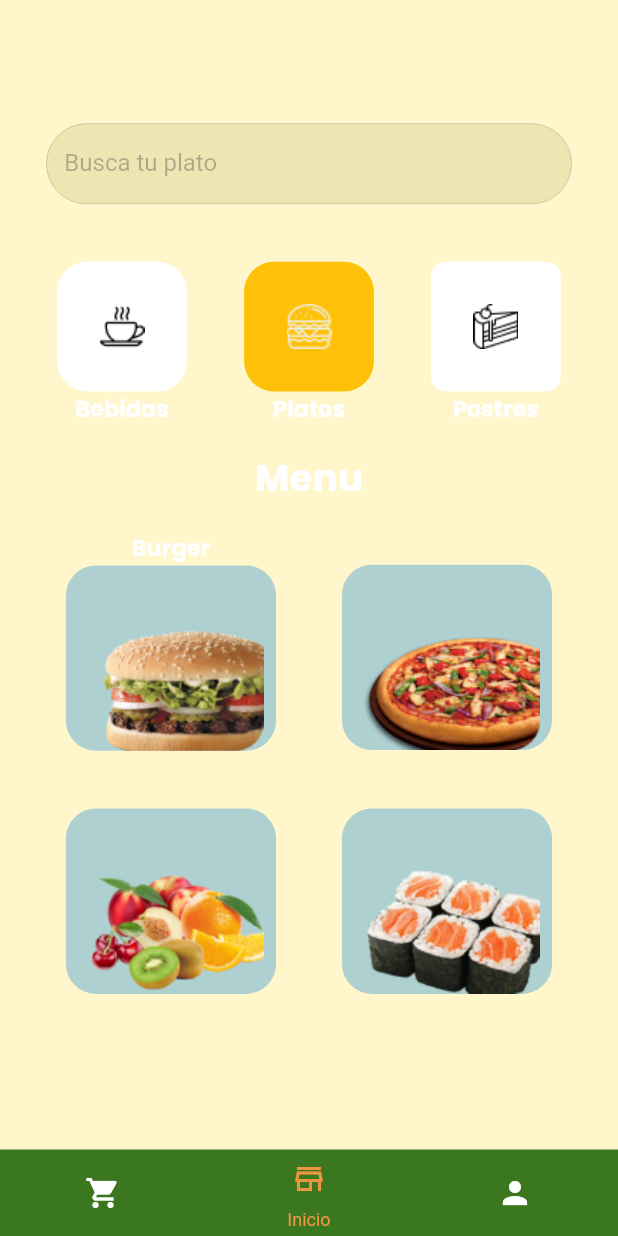
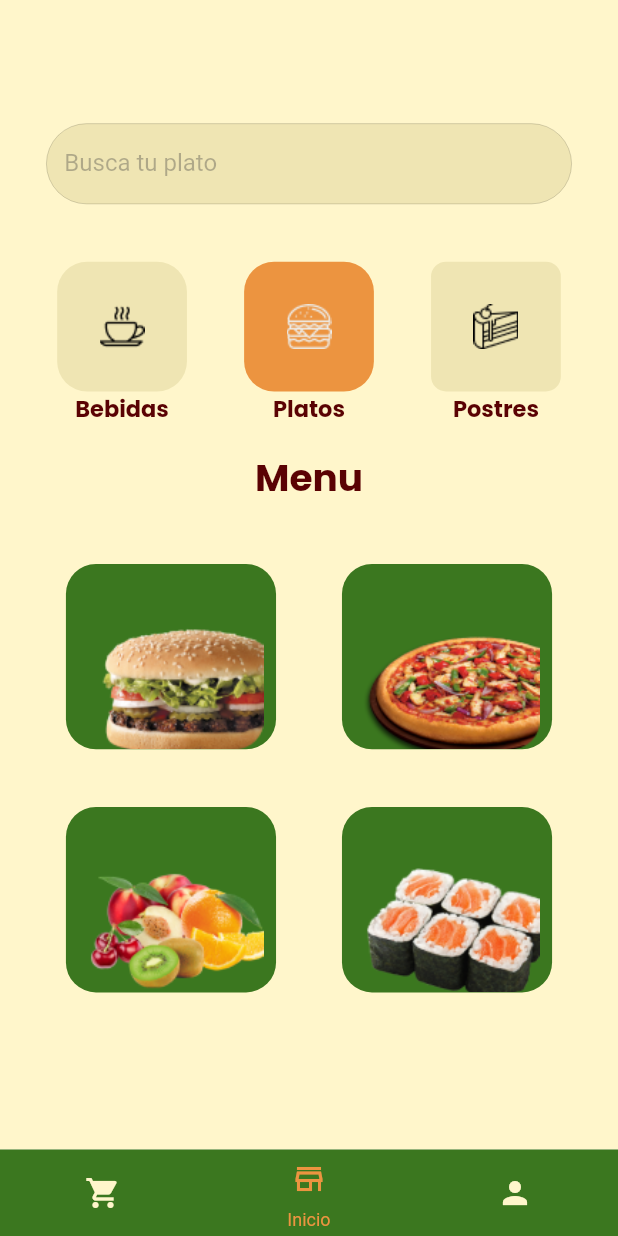
Before and after one commit to SsantaJ/proyectosoft, a Flutter app: the HomePage screen opened directly, on a phone screen of 412 x 824 dp. Run offline on Flutter 3.47's test engine with Material 2 defaults, Android fonts, the phone set to English and light mode, and no system bars; our stand-ins replace cloud_firestore, firebase_auth, firebase_core; missing offline and left inert: dart:ffi; accounts and stored records are empty.

Commit message:
Implementada paleta en home

```diff
--- a/lib/vistas/Home.dart
+++ b/lib/vistas/Home.dart
@@ -38,13 +38,13 @@ class _HomePageState extends State<HomePage> {
         child: NavigationBar(
           destinations: const [
             NavigationDestination(
-              icon: Icon(Icons.shopping_cart, color: Colors.white),
+              icon: Icon(Icons.shopping_cart, color: Palette.complement),
               label: "Carrito",
               selectedIcon:
                   Icon(Icons.shopping_cart_outlined, color: Palette.secondary),
             ),
             NavigationDestination(
-              icon: Icon(Icons.store, color: Colors.white),
+              icon: Icon(Icons.store, color: Palette.complement),
               label: "Inicio",
               selectedIcon: Icon(
                 Icons.store_outlined,
@@ -52,7 +52,7 @@ class _HomePageState extends State<HomePage> {
               ),
             ),
             NavigationDestination(
-              icon: Icon(Icons.person, color: Colors.white),
+              icon: Icon(Icons.person, color: Palette.complement),
               label: "Perfil",
               selectedIcon:
                   Icon(Icons.person_outline, color: Palette.secondary),
@@ -125,9 +125,9 @@ class Home extends StatelessWidget {
                               ),
                             );
                           },
-                          color: Colors.white,
+                          color: Color(0XFFEFE5B3),
                           img: "assets/imgs/coffee.png",
-                          color2: const Color.fromARGB(0, 255, 193, 7),
+                          color2: Palette.transparent,
                           x: screenwidth * 0.21,
                           y: screenwidth * 0.21,
                           border: 20,
@@ -135,7 +135,7 @@ class Home extends StatelessWidget {
                           grosor: 0),
                       const CustomText(
                         text: "Bebidas",
-                        color: Colors.white,
+                        color: Palette.seccomponent,
                         fontSize: 15,
                         fontFamily: "Poppins",
                       ),
@@ -157,9 +157,9 @@ class Home extends StatelessWidget {
                               ),
                             );
                           },
-                          color: Colors.amber,
+                          color: Palette.secondary,
                           img: "assets/imgs/burgeri.png",
-                          color2: const Color.fromARGB(0, 255, 193, 7),
+                          color2: Palette.transparent,
                           x: screenwidth * 0.21,
                           y: screenwidth * 0.21,
                           border: 20,
@@ -167,7 +167,7 @@ class Home extends StatelessWidget {
                           grosor: 0),
                       const CustomText(
                         text: "Platos",
-                        color: Colors.white,
+                        color: Palette.seccomponent,
                         fontSize: 15,
                         fontFamily: "Poppins",
                       ),
@@ -188,9 +188,9 @@ class Home extends StatelessWidget {
                               ),
                             );
                           },
-                          color: Colors.white,
+                          color: Color(0XFFEFE5B3),
                           img: "assets/imgs/piece.png",
-                          color2: const Color.fromARGB(0, 255, 193, 7),
+                          color2: Palette.transparent,
                           x: screenwidth * 0.21,
                           y: screenwidth * 0.21,
                           border: 10,
@@ -199,7 +199,7 @@ class Home extends StatelessWidget {
                           grosor: 0),
                       const CustomText(
                         text: "Postres",
-                        color: Colors.white,
+                        color: Palette.seccomponent,
                         fontSize: 15,
                         fontFamily: "Poppins",
                       ),
@@ -215,7 +215,7 @@ class Home extends StatelessWidget {
                 text: "Menu",
                 fontFamily: "Poppins",
                 fontSize: 25,
-                color: Colors.white,
+                color: Palette.seccomponent,
               ),
               SizedBox(
                 height: screenheight * 0.02,
@@ -224,7 +224,7 @@ class Home extends StatelessWidget {
                 children: [
                   const Spacer(),
                   Custombotonf(
-                      text: "Burger",
+                      text: "",
                       funcion: () {
                         Navigator.push(
                           context,
@@ -235,9 +235,9 @@ class Home extends StatelessWidget {
                           ),
                         );
                       },
-                      color: const Color.fromARGB(102, 52, 152, 219),
+                      color: Palette.primary,
                       img: "assets/imgs/burger.png",
-                      color2: const Color.fromARGB(0, 233, 30, 98),
+                      color2: Palette.transparent,
                       x: screenheight * 0.17,
                       y: screenwidth * 0.3,
                       border: 20,
@@ -256,7 +256,7 @@ class Home extends StatelessWidget {
                           ),
                         );
                       },
-                      color: const Color.fromARGB(102, 52, 152, 219),
+                      color: Palette.primary,
                       img: "assets/imgs/picsa.png",
                       color2: Palette.transparent,
                       x: screenheight * 0.17,
@@ -285,7 +285,7 @@ class Home extends StatelessWidget {
                           ),
                         );
                       },
-                      color: const Color.fromARGB(102, 52, 152, 219),
+                      color: Palette.primary,
                       img: "assets/imgs/fruta.png",
                       color2: Palette.transparent,
                       x: screenheight * 0.17,
@@ -306,9 +306,9 @@ class Home extends StatelessWidget {
                           ),
                         );
                       },
-                      color: const Color.fromARGB(102, 52, 152, 219),
+                      color: Palette.primary,
                       img: "assets/imgs/suchi.png",
-                      color2: Color.fromARGB(0, 233, 30, 98),
+                      color2: Palette.transparent,
                       x: screenheight * 0.17,
                       y: screenwidth * 0.3,
                       border: 20,
```
